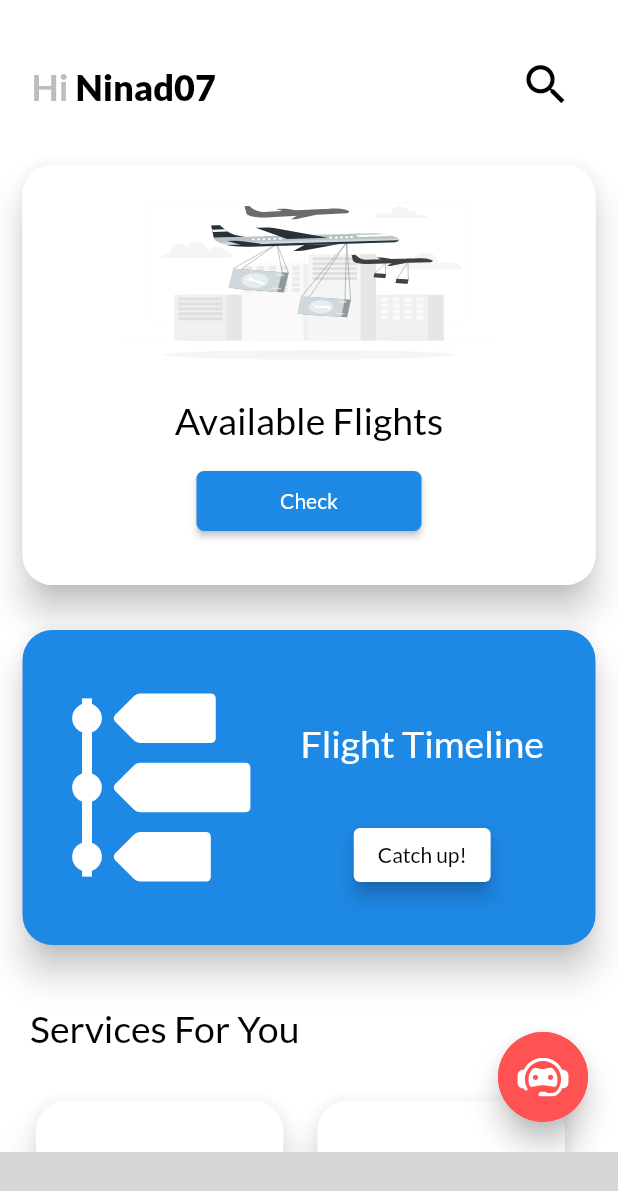
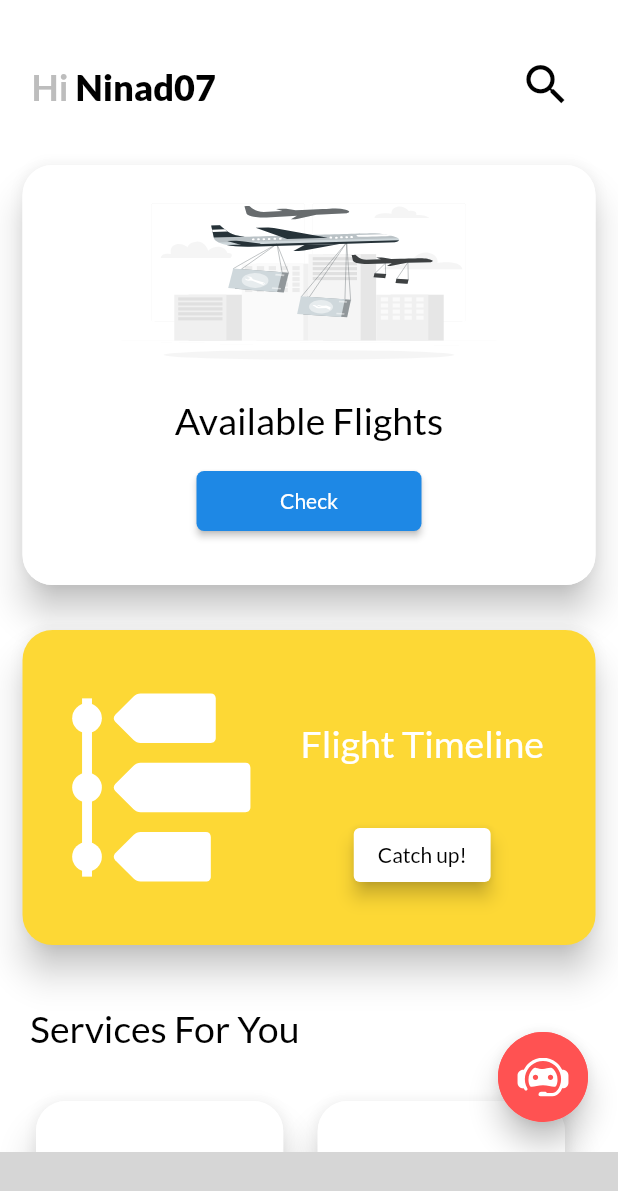
Before and after one commit to kotgire-shreyash/Airway-Companion, a Flutter app: the screen it shows after launch, after a tap on "login", on a phone screen of 412 x 824 dp. Shown: the top 1191 px of the screen. Run offline on Flutter 3.47's test engine with Material 2 defaults, Android fonts, the phone set to English and light mode, and no system bars; drawn by our look-alikes of pull_to_refresh; our stand-ins replace animated_text_kit, cloud_firestore, firebase_auth, firebase_core, flutter_bloc, flutter_staggered_animations and 8 more; missing offline and left inert: bottom_bar_with_sheet, custom_pop_up_menu, flutter_animated_dialog; accounts and stored records are empty; network calls fail; grey boxes are pictures that could not be loaded.

```diff
--- a/lib/Modules/Home/Screens/home_screen.dart
+++ b/lib/Modules/Home/Screens/home_screen.dart
@@ -433,7 +433,7 @@ class _HomeScreenState extends State<HomeScreen> {
     return Card(
       margin: const EdgeInsets.symmetric(horizontal: 15, vertical: 10),
       elevation: 10,
-      color: Colors.blue.shade600,
+      color: Colors.yellow.shade600,
       shape: const RoundedRectangleBorder(
         borderRadius: BorderRadius.all(Radius.circular(20)),
       ),
@@ -442,15 +442,15 @@ class _HomeScreenState extends State<HomeScreen> {
         width: MediaQuery.of(context).size.width,
         margin: const EdgeInsets.all(5),
         decoration: BoxDecoration(
-          color: Colors.blue.shade600, //Colors.blue.shade700,
-          borderRadius: const BorderRadius.all(Radius.circular(20)),
+          color: Colors.yellow.shade600, //Colors.blue.shade700,
+          borderRadius: BorderRadius.all(Radius.circular(20)),
         ),
         child: Row(
           children: [
             Flexible(
               child: Container(
                 margin: const EdgeInsets.all(5),
-                color: Colors.blue.shade600,
+                color: Colors.yellow.shade600,
                 height: 200,
                 width: MediaQuery.of(context).size.width / 2.6,
                 child: SvgPicture.asset(
@@ -462,7 +462,7 @@ class _HomeScreenState extends State<HomeScreen> {
             ),
             Flexible(
               child: Container(
-                  color: Colors.blue.shade600,
+                  color: Colors.yellow.shade600,
                   height: 200,
                   width: MediaQuery.of(context).size.width / 2.2,
                   child: Center(
@@ -470,7 +470,7 @@ class _HomeScreenState extends State<HomeScreen> {
                       mainAxisAlignment: MainAxisAlignment.center,
                       children: [
                         Container(
-                          color: Colors.blue.shade600,
+                          color: Colors.yellow.shade600,
                           height: 90,
                           child: Center(
                               child: Text(
@@ -632,18 +632,19 @@ class _HomeScreenState extends State<HomeScreen> {
         child: Column(
       children: [
         _serviceRowLayout(
-          _serviceCard(Colors.deepPurpleAccent.shade400, Colors.blue.shade600),
-          _serviceCard(Colors.blue.shade600, Colors.blue.shade600),
+          _serviceCard(
+              Colors.deepPurpleAccent.shade400, Colors.yellow.shade600),
+          _serviceCard(Colors.yellow.shade600, Colors.yellow.shade600),
         ),
         const SizedBox(height: 15),
         _serviceRowLayout(
-          _serviceCard(Colors.blue.shade600, Colors.blue.shade600),
-          _serviceCard(Colors.blue.shade600, Colors.blue.shade600),
+          _serviceCard(Colors.yellow.shade600, Colors.yellow.shade600),
+          _serviceCard(Colors.yellow.shade600, Colors.yellow.shade600),
         ),
         const SizedBox(height: 15),
         Center(
             child: _serviceCard(
-                Colors.deepPurpleAccent.shade400, Colors.blue.shade600)),
+                Colors.deepPurpleAccent.shade400, Colors.yellow.shade600)),
         const SizedBox(height: 15),
       ],
     ));
```
